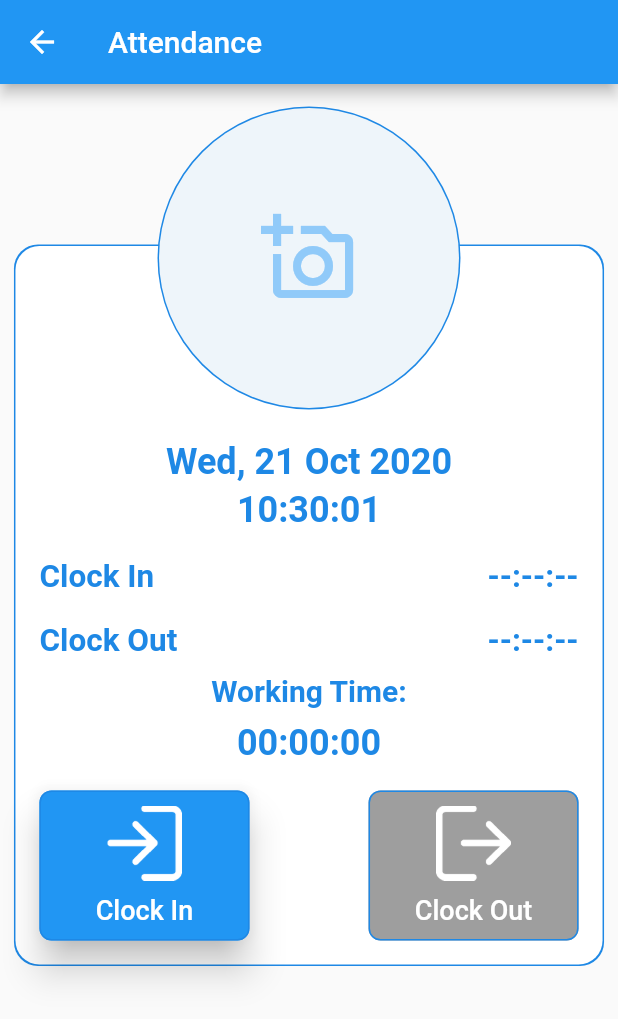
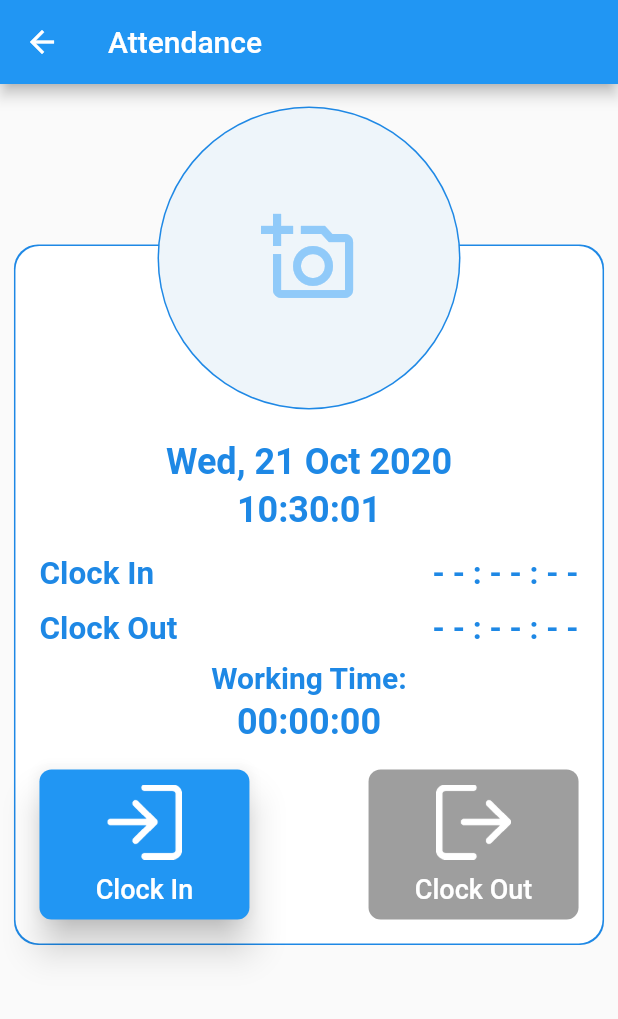
Before and after one commit to diohlicious/CMA_Flutter, a Flutter app: the AttendanceView screen opened by its route, on a phone screen of 412 x 824 dp. Shown: the top 1019 px of the screen. Run offline on Flutter 3.47's test engine with Material 2 defaults, Android fonts, the phone set to English and light mode, and no system bars; our stand-ins replace flutter_money_formatter, google_maps_flutter.

```diff
--- a/lib/views/attendance_view.dart
+++ b/lib/views/attendance_view.dart
@@ -92,8 +92,8 @@ class _AttendanceViewState extends State<AttendanceView> {
   }
 
   //------------------------------------------Clock In-------------------------------------------
-  String _clockIn = '--:--:--';
-  String _clockOut = '--:--:--';
+  String _clockIn = '- - : - - : - -';
+  String _clockOut = '- - : - - : - -';
 
   void _setClockIn() {
     setState(() {
@@ -173,7 +173,7 @@ class _AttendanceViewState extends State<AttendanceView> {
                           ),
                         ),
                         Container(
-                          margin: EdgeInsets.only(top: 18),
+                          margin: EdgeInsets.only(top: 16),
                         ),
                         Row(
                           mainAxisSize: MainAxisSize.max,
@@ -201,7 +201,7 @@ class _AttendanceViewState extends State<AttendanceView> {
                           ],
                         ),
                         Container(
-                          margin: EdgeInsets.only(top: 18),
+                          margin: EdgeInsets.only(top: 12),
                         ),
                         Row(
                           mainAxisSize: MainAxisSize.max,
@@ -236,7 +236,7 @@ class _AttendanceViewState extends State<AttendanceView> {
                                 fontSize: 20.0,
                                 fontWeight: FontWeight.bold),
                           ),
-                          margin: EdgeInsets.all(9),
+                          margin: EdgeInsets.only(top:8, bottom: 4),
                         ),
                         Center(
                           child: Text(
@@ -270,8 +270,7 @@ class _AttendanceViewState extends State<AttendanceView> {
                                     ]),
                                 color: Colors.blue,
                                 shape: RoundedRectangleBorder(
-                                    borderRadius: BorderRadius.circular(8.0),
-                                    side: BorderSide(color: Colors.blue[600])),
+                                    borderRadius: BorderRadius.circular(8.0)),
                                 textColor: Colors.white,
                                 padding: EdgeInsets.symmetric(
                                     vertical: 10.0, horizontal: 10.0),
@@ -301,8 +300,7 @@ class _AttendanceViewState extends State<AttendanceView> {
                                     ]),
                                 color: Colors.blue,
                                 shape: RoundedRectangleBorder(
-                                    borderRadius: BorderRadius.circular(8.0),
-                                    side: BorderSide(color: Colors.blue[600])),
+                                    borderRadius: BorderRadius.circular(8.0)),
                                 textColor: Colors.white,
                                 padding: EdgeInsets.symmetric(
                                     vertical: 10.0, horizontal: 10.0),
--- a/pubspec.yaml
+++ b/pubspec.yaml
@@ -32,6 +32,7 @@ dependencies:
   animations: ^1.1.2
   google_maps_flutter: ^0.5.19+2
   flutter_money_formatter: ^0.8.3
+  espresso: ^0.0.1+7
 
 dev_dependencies:
   flutter_test:
```
Also changed, not shown: assets/json/account.json (+0 -44 lines), lib/views/route_view.dart (+26 -16 lines), pubspec.lock, 3 other files.
